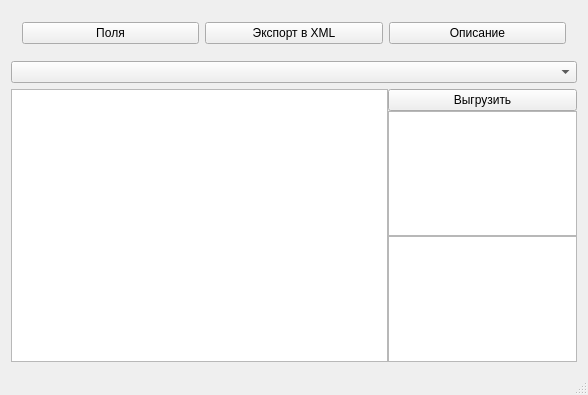
First picture: the form in src/gtool1cd/table_data_window.ui, repository e8tools/tool1cd, before the edit.
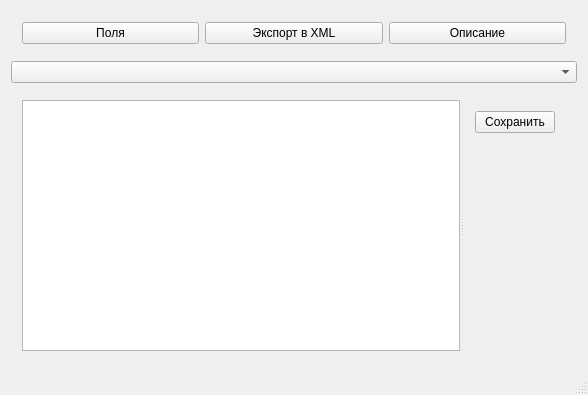
Second picture: the form after the edit. Custom widgets are drawn as their Qt base class.

Patch:
```diff
--- a/src/gtool1cd/table_data_window.ui
+++ b/src/gtool1cd/table_data_window.ui
@@ -58,27 +58,19 @@
      <widget class="QComboBox" name="indexChooseBox"/>
     </item>
     <item>
-     <widget class="QFrame" name="frame_2">
-      <property name="frameShadow">
-       <enum>QFrame::Raised</enum>
+     <widget class="QWidget" name="widget_2" native="true">
+      <property name="sizePolicy">
+       <sizepolicy hsizetype="Preferred" vsizetype="Preferred">
+        <horstretch>0</horstretch>
+        <verstretch>5</verstretch>
+       </sizepolicy>
       </property>
       <layout class="QHBoxLayout" name="horizontalLayout_2">
-       <property name="spacing">
-        <number>0</number>
-       </property>
-       <property name="leftMargin">
-        <number>0</number>
-       </property>
-       <property name="topMargin">
-        <number>0</number>
-       </property>
-       <property name="rightMargin">
-        <number>0</number>
-       </property>
-       <property name="bottomMargin">
-        <number>0</number>
-       </property>
        <item>
+        <widget class="QSplitter" name="splitter">
+         <property name="orientation">
+          <enum>Qt::Horizontal</enum>
+         </property>
         <widget class="QTableView" name="dataView">
          <property name="sizePolicy">
           <sizepolicy hsizetype="Expanding" vsizetype="Expanding">
@@ -95,65 +87,20 @@
           <bool>true</bool>
          </property>
         </widget>
-       </item>
-       <item>
-        <widget class="QFrame" name="frame_3">
-         <property name="sizePolicy">
-          <sizepolicy hsizetype="Preferred" vsizetype="Preferred">
-           <horstretch>1</horstretch>
-           <verstretch>0</verstretch>
-          </sizepolicy>
-         </property>
-         <property name="frameShadow">
-          <enum>QFrame::Plain</enum>
-         </property>
-         <layout class="QVBoxLayout" name="verticalLayout_2">
-          <property name="spacing">
-           <number>0</number>
-          </property>
-          <property name="leftMargin">
-           <number>0</number>
-          </property>
-          <property name="topMargin">
-           <number>0</number>
-          </property>
-          <property name="rightMargin">
-           <number>0</number>
-          </property>
-          <property name="bottomMargin">
-           <number>0</number>
-          </property>
+         <widget class="QWidget" name="verticalLayoutWidget">
+          <layout class="QVBoxLayout" name="verticalLayout_4">
           <item>
            <widget class="QPushButton" name="saveBlobButton">
             <property name="text">
-             <string>Выгрузить</string>
+              <string>Сохранить</string>
             </property>
            </widget>
           </item>
           <item>
-           <widget class="QPlainTextEdit" name="plainTextEdit">
-            <property name="sizePolicy">
-             <sizepolicy hsizetype="Expanding" vsizetype="Expanding">
-              <horstretch>1</horstretch>
-              <verstretch>0</verstretch>
-             </sizepolicy>
-            </property>
-           </widget>
-          </item>
-          <item>
-           <widget class="QTreeView" name="treeView"/>
-          </item>
-          <item>
-           <widget class="QFrame" name="hexeditFrame">
-            <property name="frameShape">
-             <enum>QFrame::StyledPanel</enum>
-            </property>
-            <property name="frameShadow">
-             <enum>QFrame::Raised</enum>
-            </property>
-           </widget>
-          </item>
-         </layout>
+            <widget class="BlobViewer" name="dataWidget" native="true"/>
+           </item>
+          </layout>
+         </widget>
         </widget>
        </item>
       </layout>
@@ -164,6 +111,14 @@
   <widget class="QStatusBar" name="statusBar"/>
  </widget>
  <layoutdefault spacing="6" margin="11"/>
+ <customwidgets>
+  <customwidget>
+   <class>BlobViewer</class>
+   <extends>QWidget</extends>
+   <header>BlobViewer/blob_viewer.h</header>
+   <container>1</container>
+  </customwidget>
+ </customwidgets>
  <resources/>
  <connections/>
 </ui>
```
Left out of the diff: 21 changed lines with no effect on the pictures. Lines whose indentation alone changed are shown as unchanged.
